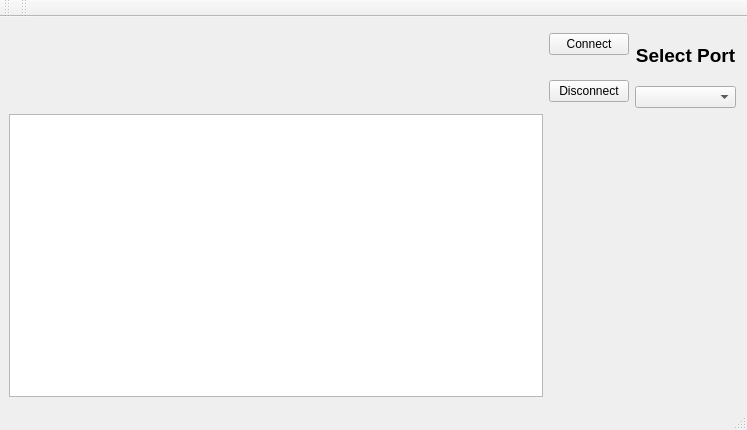
Qt form mainwindow.ui (ContraMolinos/multimeterGUI) before a commit.
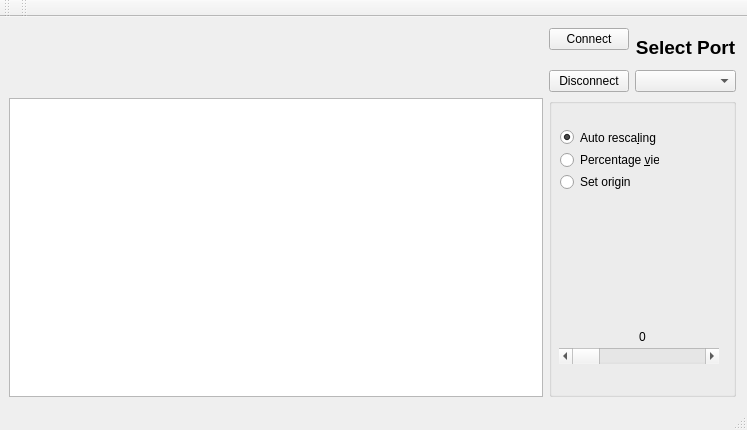
The same form after that commit.

```diff
--- a/mainwindow.ui
+++ b/mainwindow.ui
@@ -10,11 +10,17 @@
     <height>430</height>
    </rect>
   </property>
+  <property name="sizePolicy">
+   <sizepolicy hsizetype="Minimum" vsizetype="Preferred">
+    <horstretch>0</horstretch>
+    <verstretch>0</verstretch>
+   </sizepolicy>
+  </property>
   <property name="windowTitle">
    <string>Multimeter GUI</string>
   </property>
   <widget class="QWidget" name="centralWidget">
-   <layout class="QGridLayout" name="gridLayout" rowstretch="0,0" columnstretch="0,0" rowminimumheight="80,200" columnminimumwidth="400,0">
+   <layout class="QGridLayout" name="gridLayout" rowstretch="0,0" columnstretch="0,0">
     <property name="sizeConstraint">
      <enum>QLayout::SetMinAndMaxSize</enum>
     </property>
@@ -89,6 +95,102 @@
       </property>
      </widget>
     </item>
+    <item row="1" column="1">
+     <widget class="QGroupBox" name="auxGroupBox">
+      <property name="enabled">
+       <bool>true</bool>
+      </property>
+      <property name="title">
+       <string/>
+      </property>
+      <widget class="QWidget" name="layoutWidget">
+       <property name="geometry">
+        <rect>
+         <x>0</x>
+         <y>20</y>
+         <width>121</width>
+         <height>83</height>
+        </rect>
+       </property>
+       <layout class="QVBoxLayout" name="verticalLayout_3">
+        <item>
+         <widget class="QRadioButton" name="radioAutoRescaling">
+          <property name="text">
+           <string>Auto resca&amp;ling</string>
+          </property>
+          <property name="checked">
+           <bool>true</bool>
+          </property>
+          <attribute name="buttonGroup">
+           <string notr="true">buttonGroup</string>
+          </attribute>
+         </widget>
+        </item>
+        <item>
+         <widget class="QRadioButton" name="radioNoRescaling">
+          <property name="text">
+           <string>Percentage &amp;view</string>
+          </property>
+          <attribute name="buttonGroup">
+           <string notr="true">buttonGroup</string>
+          </attribute>
+         </widget>
+        </item>
+        <item>
+         <widget class="QRadioButton" name="radioFixed">
+          <property name="text">
+           <string>Set origin</string>
+          </property>
+          <attribute name="buttonGroup">
+           <string notr="true">buttonGroup</string>
+          </attribute>
+         </widget>
+        </item>
+       </layout>
+      </widget>
+      <widget class="QScrollBar" name="xAxisScrollBar">
+       <property name="geometry">
+        <rect>
+         <x>10</x>
+         <y>250</y>
+         <width>160</width>
+         <height>16</height>
+        </rect>
+       </property>
+       <property name="orientation">
+        <enum>Qt::Horizontal</enum>
+       </property>
+      </widget>
+      <widget class="QLabel" name="xSliderValue">
+       <property name="geometry">
+        <rect>
+         <x>90</x>
+         <y>230</y>
+         <width>31</width>
+         <height>17</height>
+        </rect>
+       </property>
+       <property name="sizePolicy">
+        <sizepolicy hsizetype="Fixed" vsizetype="Preferred">
+         <horstretch>0</horstretch>
+         <verstretch>0</verstretch>
+        </sizepolicy>
+       </property>
+       <property name="frameShape">
+        <enum>QFrame::NoFrame</enum>
+       </property>
+       <property name="frameShadow">
+        <enum>QFrame::Plain</enum>
+       </property>
+       <property name="lineWidth">
+        <number>2</number>
+       </property>
+       <property name="text">
+        <string>0</string>
+       </property>
+      </widget>
+     </widget>
+    </item>
    </layout>
   </widget>
   <widget class="QMenuBar" name="menuBar">
```
Left out of the diff: 3 changed lines with no effect on the pictures.
